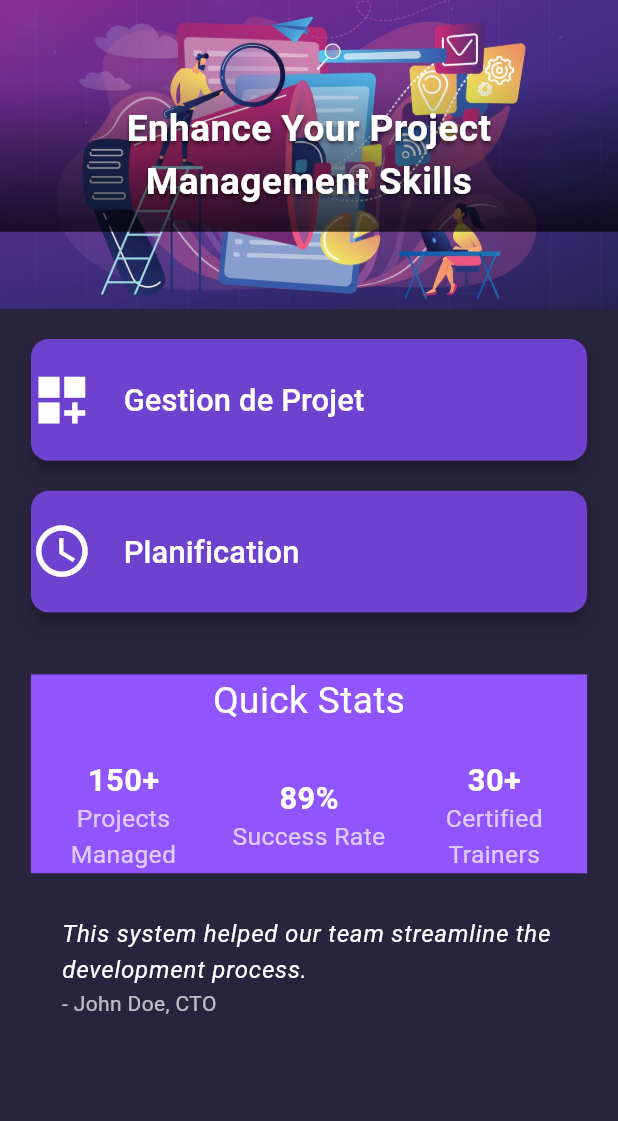
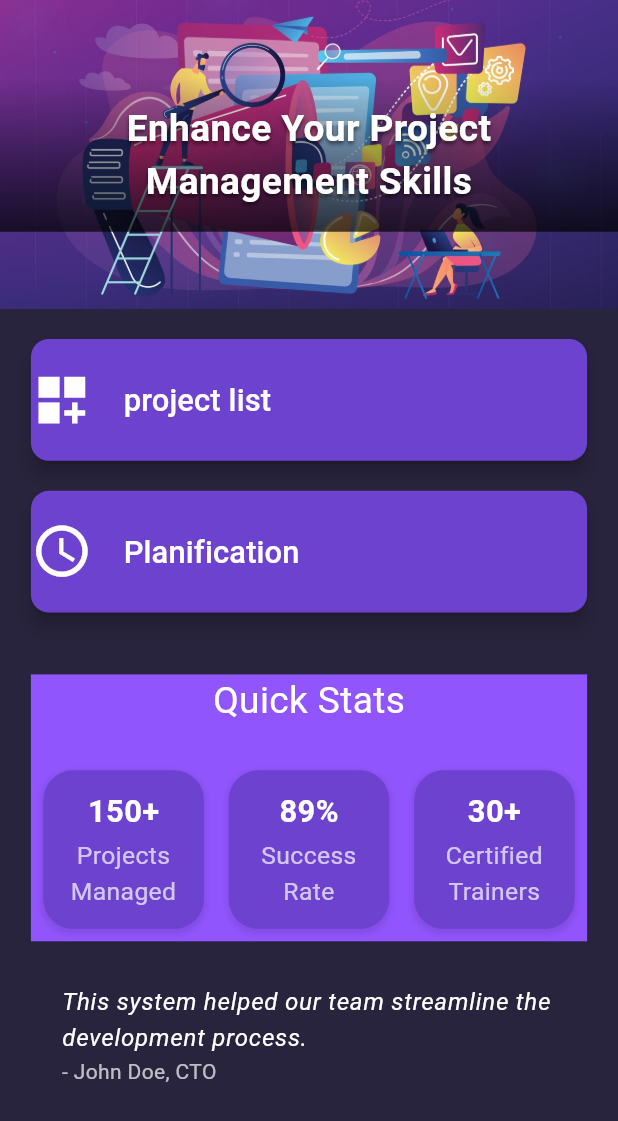
Before and after one commit to oumayma-tray/pfe, a Flutter app: the ProjectManagementHomePage screen opened directly, on a phone screen of 412 x 824 dp. Shown: the top 1121 px of the screen. Run offline on Flutter 3.47's test engine with Material 3 defaults, Android fonts, the phone set to English and light mode, and no system bars; our stand-ins replace audioplayers, camera, email_validator, file_picker, google_fonts, image_picker and 3 more; missing offline and left inert: flutter_sound.

Commit message:
list project

```diff
--- a/front_end/mobile_app/lib/Employee Management/Employees.dart
+++ b/front_end/mobile_app/lib/Employee Management/Employees.dart
@@ -33,6 +33,10 @@ class Employee {
   int get hashCode => name.hashCode ^ email.hashCode;
 }
 
+Future<Employee> getCurrentUser() async {
+  return getMockEmployees().first;
+}
+
 // Example of a list of employees which you might fetch from a database or API
 List<Employee> getMockEmployees() {
   return [
--- a/front_end/mobile_app/lib/project management/ProjectManagementHomePage.dart
+++ b/front_end/mobile_app/lib/project management/ProjectManagementHomePage.dart
@@ -66,7 +66,7 @@ class _ProjectManagementHomePageState extends State<ProjectManagementHomePage>
               ),
               SlideTransition(
                 position: _slideAnimation,
-                child: _buildFeatureSection(screenWidth, 'Gestion de Projet',
+                child: _buildFeatureSection(screenWidth, 'project list',
                     Icons.dashboard_customize, ProjectManagementDetails()),
               ),
               SlideTransition(
@@ -196,14 +196,14 @@ class _ProjectManagementHomePageState extends State<ProjectManagementHomePage>
               mainAxisAlignment: MainAxisAlignment.spaceEvenly,
               children: [
                 Expanded(
-                    child: _buildStatistic(
-                        '150+', 'Projects Managed', statsFontSize)),
-                Expanded(
-                    child:
-                        _buildStatistic('89%', 'Success Rate', statsFontSize)),
+                    child: _buildStatistic('150+', 'Projects Managed',
+                        statsFontSize, screenWidth)),
                 Expanded(
                     child: _buildStatistic(
-                        '30+', 'Certified Trainers', statsFontSize)),
+                        '89%', 'Success Rate', statsFontSize, screenWidth)),
+                Expanded(
+                    child: _buildStatistic('30+', 'Certified Trainers',
+                        statsFontSize, screenWidth)),
               ],
             ),
           ],
@@ -212,8 +212,26 @@ class _ProjectManagementHomePageState extends State<ProjectManagementHomePage>
     );
   }
 
-  Widget _buildStatistic(String number, String description, double fontSize) {
-    return Column(
+  Widget _buildStatistic(
+      String number, String description, double fontSize, double screenWidth) {
+    return Container(
+      margin: EdgeInsets.all(screenWidth * 0.02), // Add margin for spacing
+      decoration: BoxDecoration(
+        color: Color(0xFF6D42CE), // Or any other color you want
+        borderRadius: BorderRadius.circular(20), // Rounded corners
+        boxShadow: [
+          BoxShadow(
+            color: Colors.black.withOpacity(0.1),
+            spreadRadius: 1,
+            blurRadius: 3,
+            offset: Offset(0, 2), // changes position of shadow
+          ),
+        ],
+      ),
+      padding: EdgeInsets.all(
+          screenWidth * 0.03), // Add padding inside the container
+      child: Column(
+        mainAxisAlignment: MainAxisAlignment.center,
         children: <Widget>[
           Text(
             number,
@@ -223,16 +241,19 @@ class _ProjectManagementHomePageState extends State<ProjectManagementHomePage>
               color: Colors.white,
             ),
           ),
+          SizedBox(
+              height:
+                  screenWidth * 0.01), // Spacing between number and description
           Text(
             description,
             style: GoogleFonts.roboto(
-            fontSize: fontSize *
-                0.8, // 80% of the number font size for the description
+              fontSize: fontSize * 0.8, // A bit smaller than the number
               color: Colors.white.withOpacity(0.7),
             ),
             textAlign: TextAlign.center,
           ),
         ],
+      ),
     );
   }
 
--- /dev/null
+++ b/front_end/mobile_app/lib/project management/gestion de projet/listeProjet.dart
@@ -0,0 +1,82 @@
+import 'package:flutter/foundation.dart';
+
+class Project {
+  final String title;
+  final String startDate;
+  final String endDate;
+  final int progress;
+  final String createdBy;
+  final List<Task> tasks;
+
+  Project({
+    required this.title,
+    required this.startDate,
+    required this.endDate,
+    required this.progress,
+    required this.createdBy,
+    required this.tasks,
+  });
+}
+
+class Task with ChangeNotifier {
+  String name;
+  String dueDate;
+  bool isCompleted;
+
+  Task({
+    required this.name,
+    required this.dueDate,
+    this.isCompleted = false,
+  });
+
+  void toggleCompleted() {
+    isCompleted = !isCompleted;
+    notifyListeners(); // Notify all listening widgets of the change
+  }
+}
+
+class ListeProjet {
+  static final List<Project> projects = [
+    Project(
+      title: 'Project 1',
+      startDate: '15/10/2023',
+      endDate: '20/10/2026',
+      progress: 54,
+      createdBy: 'John Doe',
+      tasks: [
+        Task(
+          name: 'Design Database Schema',
+          dueDate: '30/10/2023',
+          isCompleted: true,
+        ),
+        Task(
+          name: 'Implement Authentication',
+          dueDate: '15/11/2023',
+          isCompleted: false,
+        ),
+        // Add more tasks as needed
+      ],
+    ),
+    Project(
+      title: 'Project 2',
+      startDate: '20/10/2026',
+      endDate: '20/11/2026',
+      progress: 27,
+      createdBy: 'Haroun',
+      tasks: [
+        Task(
+          name: 'Initial Project Setup',
+          dueDate: '25/10/2026',
+          isCompleted: false,
+        ),
+        Task(
+          name: 'Define Project Milestones',
+          dueDate: '05/11/2026',
+          isCompleted: false,
+        ),
+        // Add more tasks as needed
+      ],
+    ),
+    // ... Add more project instances with tasks as needed
+  ];
+}
```
Also changed, not shown: front_end/mobile_app/lib/project management/gestion de projet/ProjectManagementDetails.dart (+160 -39 lines), front_end/mobile_app/lib/project management/gestion de projet/project.dart (added, +100 -0 lines), front_end/mobile_app/lib/project management/planing/PlanningDetails.dart (+8 -8 lines), 1 other file. Lines whose indentation alone changed are shown as unchanged.
